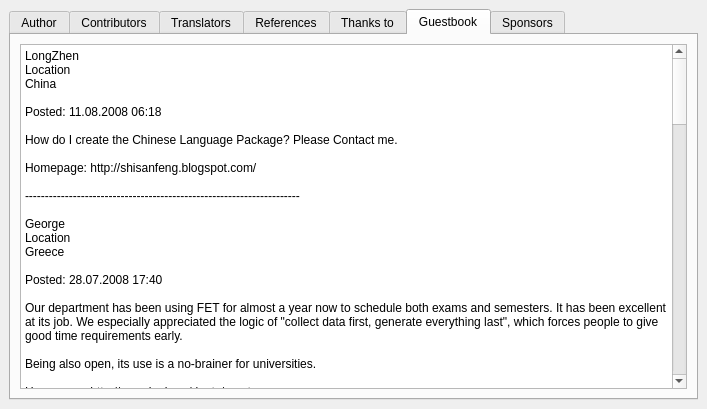
Before: the Qt Designer form fet/src/interface/helpaboutform_template.ui in vonmecheln/fet, drawn with Qt 5.
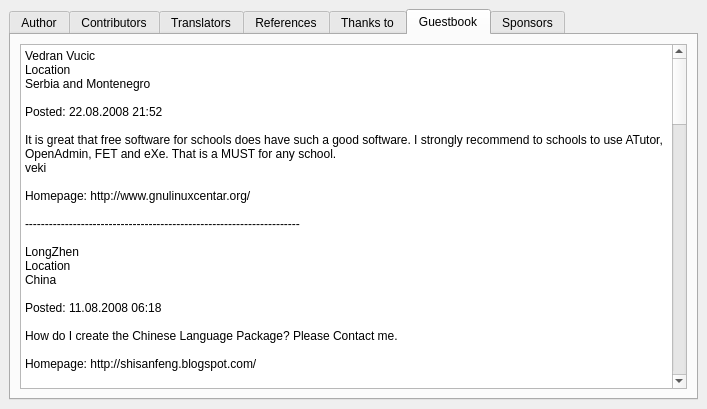
After: the same form once the commit is applied.

What changed in the file:
```diff
--- a/fet/src/interface/helpaboutform_template.ui
+++ b/fet/src/interface/helpaboutform_template.ui
@@ -425,7 +425,20 @@
 &lt;html>&lt;head>&lt;meta name="qrichtext" content="1" />&lt;style type="text/css">
 p, li { white-space: pre-wrap; }
 &lt;/style>&lt;/head>&lt;body style=" font-family:'Sans Serif'; font-size:11pt; font-weight:400; font-style:normal;">
-&lt;p style=" margin-top:0px; margin-bottom:0px; margin-left:0px; margin-right:0px; -qt-block-indent:0; text-indent:0px;">&lt;span style=" font-size:9pt;">LongZhen&lt;/span>&lt;/p>
+&lt;p style=" margin-top:0px; margin-bottom:0px; margin-left:0px; margin-right:0px; -qt-block-indent:0; text-indent:0px;">&lt;span style=" font-size:9pt;">Vedran Vucic&lt;/span>&lt;/p>
+&lt;p style=" margin-top:0px; margin-bottom:0px; margin-left:0px; margin-right:0px; -qt-block-indent:0; text-indent:0px; font-size:9pt;">Location&lt;/p>
+&lt;p style=" margin-top:0px; margin-bottom:0px; margin-left:0px; margin-right:0px; -qt-block-indent:0; text-indent:0px; font-size:9pt;">Serbia and Montenegro&lt;/p>
+&lt;p style="-qt-paragraph-type:empty; margin-top:0px; margin-bottom:0px; margin-left:0px; margin-right:0px; -qt-block-indent:0; text-indent:0px; font-size:9pt;">&lt;/p>
+&lt;p style=" margin-top:0px; margin-bottom:0px; margin-left:0px; margin-right:0px; -qt-block-indent:0; text-indent:0px; font-size:9pt;">Posted: 22.08.2008 21:52&lt;/p>
+&lt;p style="-qt-paragraph-type:empty; margin-top:0px; margin-bottom:0px; margin-left:0px; margin-right:0px; -qt-block-indent:0; text-indent:0px; font-size:9pt;">&lt;/p>
+&lt;p style=" margin-top:0px; margin-bottom:0px; margin-left:0px; margin-right:0px; -qt-block-indent:0; text-indent:0px; font-size:9pt;">It is great that free software for schools does have such a good software. I strongly recommend to schools to use ATutor, OpenAdmin, FET and eXe. That is a MUST for any school.&lt;/p>
+&lt;p style=" margin-top:0px; margin-bottom:0px; margin-left:0px; margin-right:0px; -qt-block-indent:0; text-indent:0px; font-size:9pt;">veki&lt;/p>
+&lt;p style="-qt-paragraph-type:empty; margin-top:0px; margin-bottom:0px; margin-left:0px; margin-right:0px; -qt-block-indent:0; text-indent:0px; font-size:9pt;">&lt;/p>
+&lt;p style=" margin-top:0px; margin-bottom:0px; margin-left:0px; margin-right:0px; -qt-block-indent:0; text-indent:0px; font-size:9pt;">Homepage: http://www.gnulinuxcentar.org/&lt;/p>
+&lt;p style="-qt-paragraph-type:empty; margin-top:0px; margin-bottom:0px; margin-left:0px; margin-right:0px; -qt-block-indent:0; text-indent:0px; font-size:9pt;">&lt;/p>
+&lt;p style=" margin-top:0px; margin-bottom:0px; margin-left:0px; margin-right:0px; -qt-block-indent:0; text-indent:0px; font-size:9pt;">---------------------------------------------------------------------&lt;/p>
+&lt;p style="-qt-paragraph-type:empty; margin-top:0px; margin-bottom:0px; margin-left:0px; margin-right:0px; -qt-block-indent:0; text-indent:0px; font-size:9pt;">&lt;/p>
+&lt;p style=" margin-top:0px; margin-bottom:0px; margin-left:0px; margin-right:0px; -qt-block-indent:0; text-indent:0px; font-size:9pt;">LongZhen&lt;/p>
 &lt;p style=" margin-top:0px; margin-bottom:0px; margin-left:0px; margin-right:0px; -qt-block-indent:0; text-indent:0px; font-size:9pt;">Location&lt;/p>
 &lt;p style=" margin-top:0px; margin-bottom:0px; margin-left:0px; margin-right:0px; -qt-block-indent:0; text-indent:0px; font-size:9pt;">China&lt;/p>
 &lt;p style="-qt-paragraph-type:empty; margin-top:0px; margin-bottom:0px; margin-left:0px; margin-right:0px; -qt-block-indent:0; text-indent:0px; font-size:9pt;">&lt;/p>
```
Left out of the diff: 17 changed lines with no effect on the pictures.
